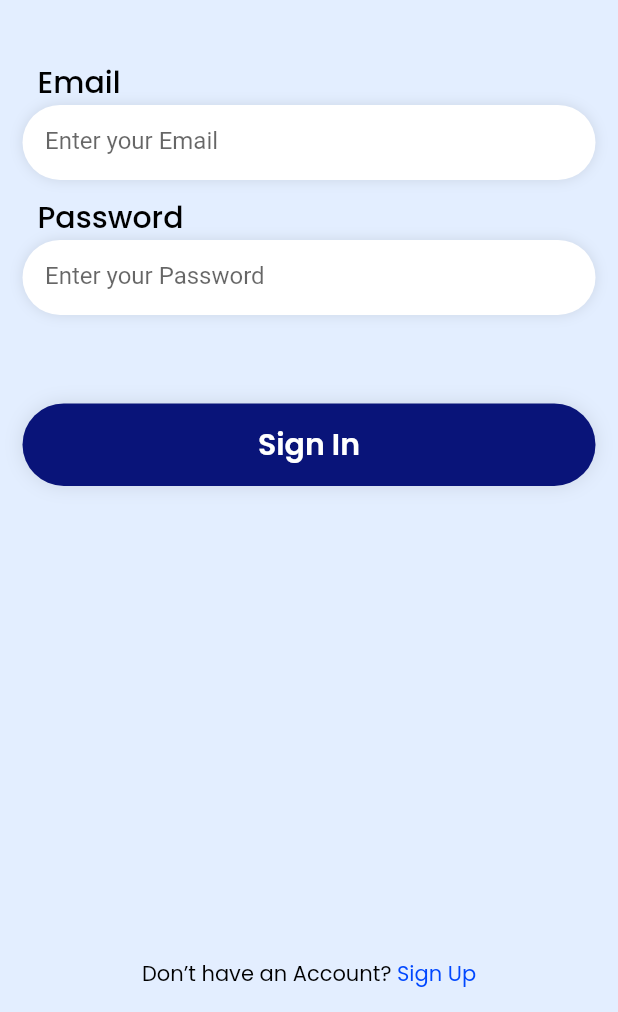
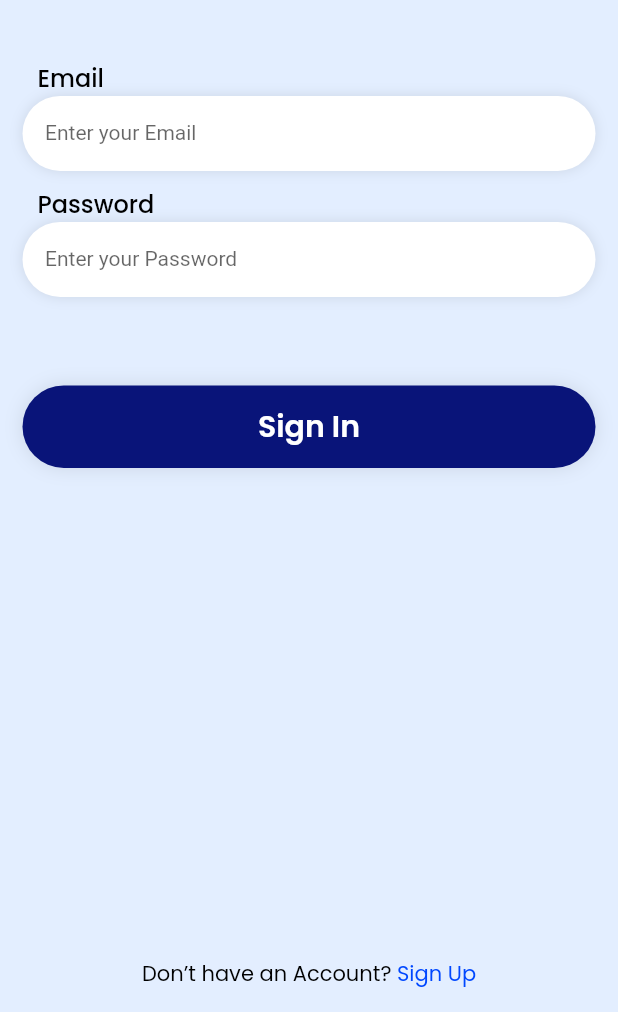
Before and after one commit to Husain-Zreik/Fatal-Breath, a Flutter app: the screen it shows after launch, on a phone screen of 412 x 824 dp, the part 224-1236 px from its top. Run offline on Flutter 3.47's test engine with Material 2 defaults, Android fonts, the phone set to English and light mode, and no system bars; our stand-ins replace dio, get, google_fonts, hexcolor, shared_preferences; statements that could not run were skipped.

Commit message:
Frontend <> edited the input widget format

```diff
--- a/fatal_breath_frontend/lib/widgets/text.form.dart
+++ b/fatal_breath_frontend/lib/widgets/text.form.dart
@@ -30,7 +30,7 @@ class TextForm extends StatelessWidget {
             label,
             style: GoogleFonts.poppins(
               color: Colors.black,
-              fontSize: 20,
+              fontSize: 16,
               fontWeight: FontWeight.w500,
             ),
           ),
@@ -57,6 +57,7 @@ class TextForm extends StatelessWidget {
                 contentPadding: const EdgeInsets.all(0),
                 hintStyle: const TextStyle(
                   height: 1,
+                  fontSize: 14,
                 )),
             autovalidateMode: AutovalidateMode.onUserInteraction,
             validator: (value) {
```
